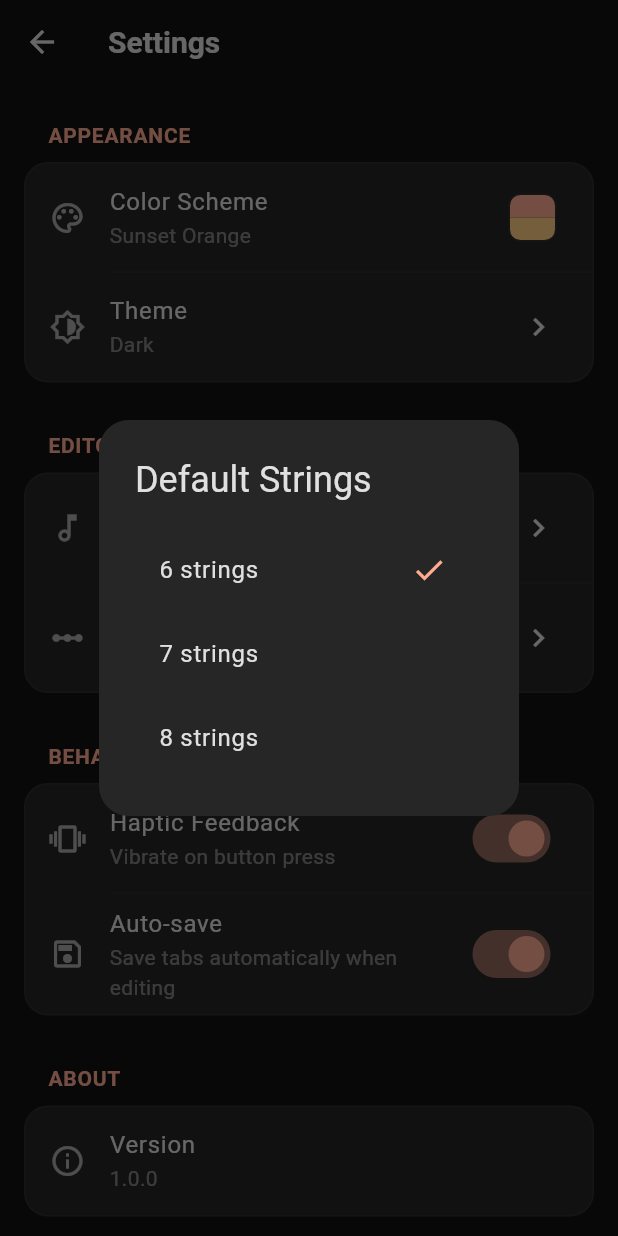
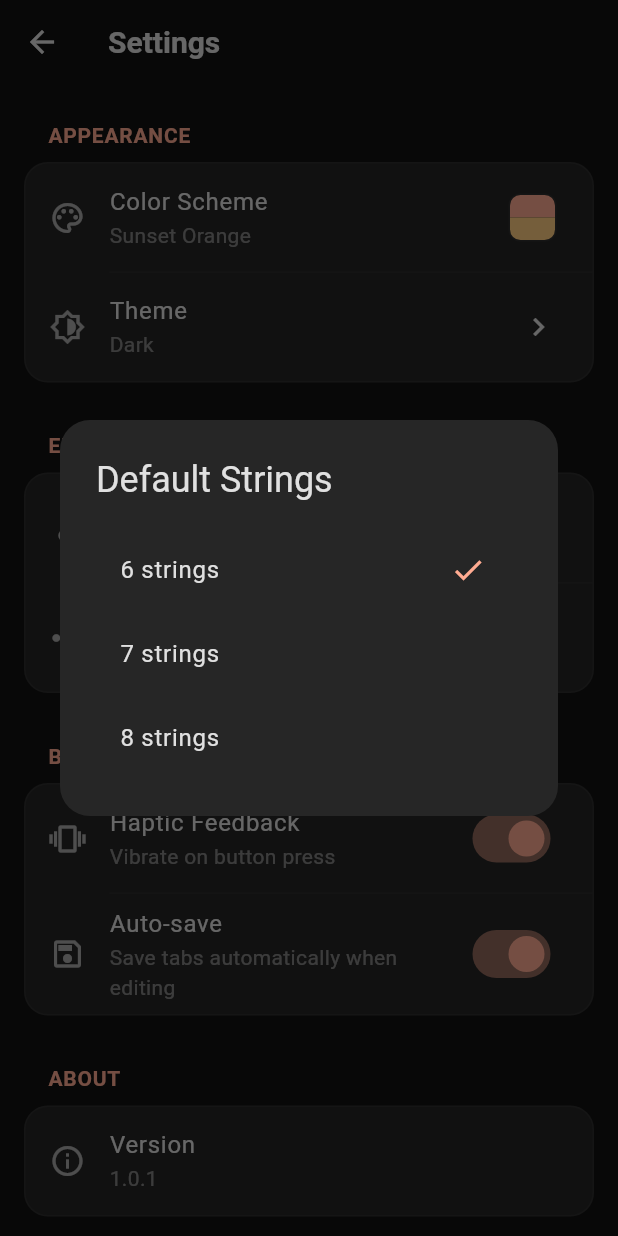
Before and after one commit to BenTheGoose69/GooseTabs, a Flutter app: the SettingsScreen screen opened directly, after a tap on "Default Strings", on a phone screen of 412 x 824 dp. Run offline on Flutter 3.47's test engine with Material 3 defaults, Android fonts, the phone set to English and light mode, and no system bars; our stand-ins replace audioplayers, file_picker, share_plus, shared_preferences; accounts and stored records are empty.

Commit message:
Added correct debuging control. Fixed settings and importing tabs color scheme. Fixed import excpetions

```diff
--- a/lib/models/tab_model.dart
+++ b/lib/models/tab_model.dart
@@ -450,7 +450,8 @@ class GuitarTab {
         songName = trimmed.substring(5).trim();
       } else if (trimmed.startsWith('Tuning:')) {
         tuning = trimmed.substring(7).trim();
-      } else if (trimmed.startsWith('[') && trimmed.endsWith(']')) {
+      } else if ((trimmed.startsWith('[') && trimmed.endsWith(']')) ||
+                 (trimmed.startsWith('(') && trimmed.endsWith(')'))) {
         // Save previous section if exists
         if (currentStringContents.isNotEmpty) {
           sections.add(_parseSection(
--- a/lib/screens/main_menu/main_menu_screen.dart
+++ b/lib/screens/main_menu/main_menu_screen.dart
@@ -249,7 +249,7 @@ class _MainMenuScreenState extends State<MainMenuScreen> {
           icon: Icons.upload_file_outlined,
           title: 'Import Tab',
           subtitle: 'Import from a .txt or .tab file',
-          color: const Color(0xFFFD79A8),
+          color: Theme.of(context).colorScheme.tertiary,
           onTap: () => _importTab(context),
         ),
         const SizedBox(height: 12),
@@ -257,7 +257,7 @@ class _MainMenuScreenState extends State<MainMenuScreen> {
           icon: Icons.settings_outlined,
           title: 'Settings',
           subtitle: 'Customize your experience',
-          color: const Color(0xFF74B9FF),
+          color: Theme.of(context).colorScheme.outline,
           onTap: () => _openSettings(context),
         ),
       ],
--- a/lib/screens/settings/settings_screen.dart
+++ b/lib/screens/settings/settings_screen.dart
@@ -93,6 +93,7 @@ class _SettingsScreenState extends State<SettingsScreen> {
           children: [
             _buildInstrumentOption('guitar', 'Guitar', Icons.music_note),
             _buildInstrumentOption('bass', 'Bass', Icons.music_note_outlined),
+            _buildInstrumentOption('custom', 'Custom', Icons.tune),
           ],
         ),
       ),
@@ -119,6 +120,11 @@ class _SettingsScreenState extends State<SettingsScreen> {
           settingsService.setDefaultStrings(4);
         } else if (instrument == 'guitar' && settingsService.defaultStrings < 6) {
           settingsService.setDefaultStrings(6);
+        } else if (instrument == 'custom') {
+          // Keep current string count or default to 6
+          if (settingsService.defaultStrings < 1 || settingsService.defaultStrings > 10) {
+            settingsService.setDefaultStrings(6);
+          }
         }
         if (settingsService.hapticFeedback) {
           HapticFeedback.lightImpact();
@@ -129,15 +135,25 @@ class _SettingsScreenState extends State<SettingsScreen> {
   }
 
   void _showStringsDialog() {
-    final isGuitar = settingsService.defaultInstrument == 'guitar';
-    final stringOptions = isGuitar ? [6, 7, 8] : [4, 5, 6];
+    final instrument = settingsService.defaultInstrument;
+    final List<int> stringOptions;
+
+    if (instrument == 'custom') {
+      stringOptions = [1, 2, 3, 4, 5, 6, 7, 8, 9, 10];
+    } else if (instrument == 'bass') {
+      stringOptions = [4, 5, 6];
+    } else {
+      stringOptions = [6, 7, 8];
+    }
 
     showDialog(
       context: context,
       builder: (context) => AlertDialog(
         title: const Text('Default Strings'),
-        content: Column(
-          mainAxisSize: MainAxisSize.min,
+        content: SizedBox(
+          width: double.maxFinite,
+          child: ListView(
+            shrinkWrap: true,
             children: stringOptions.map((count) {
               final isSelected = settingsService.defaultStrings == count;
               return ListTile(
@@ -156,6 +172,7 @@ class _SettingsScreenState extends State<SettingsScreen> {
             }).toList(),
           ),
         ),
+      ),
     );
   }
 
@@ -167,6 +184,19 @@ class _SettingsScreenState extends State<SettingsScreen> {
         return 'Light';
       case ThemeMode.dark:
         return 'Dark';
+    }
+  }
+
+  String _getInstrumentDisplayName() {
+    switch (settingsService.defaultInstrument) {
+      case 'guitar':
+        return 'Guitar';
+      case 'bass':
+        return 'Bass';
+      case 'custom':
+        return 'Custom (${settingsService.defaultStrings} strings)';
+      default:
+        return 'Guitar';
     }
   }
 
@@ -244,9 +274,7 @@ class _SettingsScreenState extends State<SettingsScreen> {
                 SettingsTile(
                   icon: Icons.music_note_outlined,
                   title: 'Default Instrument',
-                  subtitle: settingsService.defaultInstrument == 'guitar'
-                      ? 'Guitar'
-                      : 'Bass',
+                  subtitle: _getInstrumentDisplayName(),
                   trailing: const Icon(Icons.chevron_right),
                   onTap: _showInstrumentDialog,
                 ),
@@ -312,7 +340,7 @@ class _SettingsScreenState extends State<SettingsScreen> {
                 SettingsTile(
                   icon: Icons.info_outline,
                   title: 'Version',
-                  subtitle: '1.0.0',
+                  subtitle: '1.0.1',
                   showDivider: false,
                 ),
               ],
--- a/pubspec.yaml
+++ b/pubspec.yaml
@@ -2,7 +2,7 @@ name: goosetabs
 description: "GooseTabs: The Tab Writer - An application for writing guitar and bass tabs"
 publish_to: 'none'
 
-version: 1.0.0+1
+version: 1.0.1+2
 
 environment:
   sdk: ^3.10.3
```
Also changed, not shown: .claude/settings.local.json, 2 other files. Lines whose indentation alone changed are shown as unchanged.
